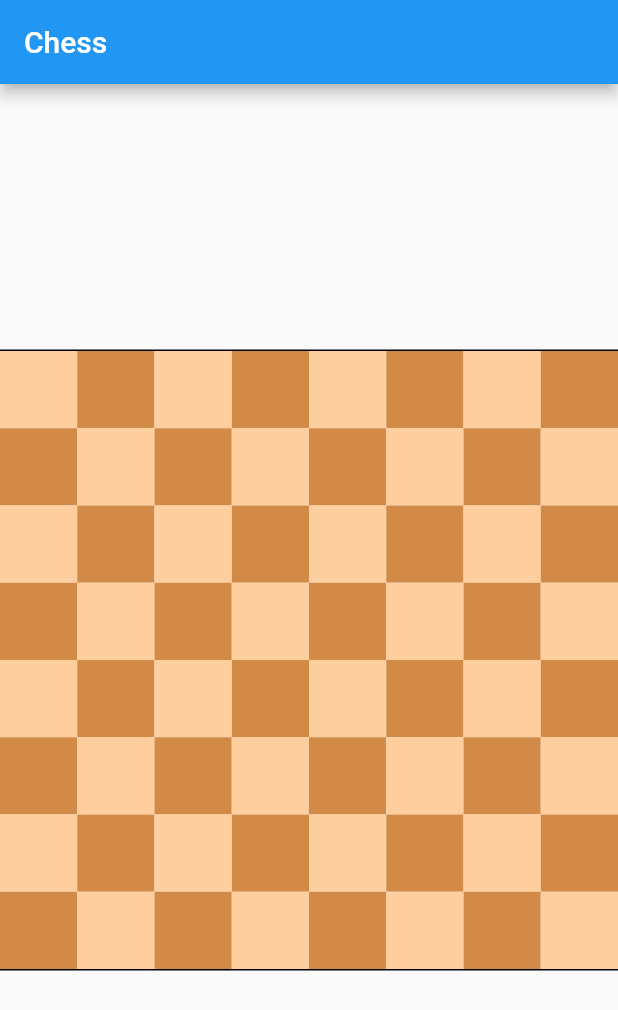
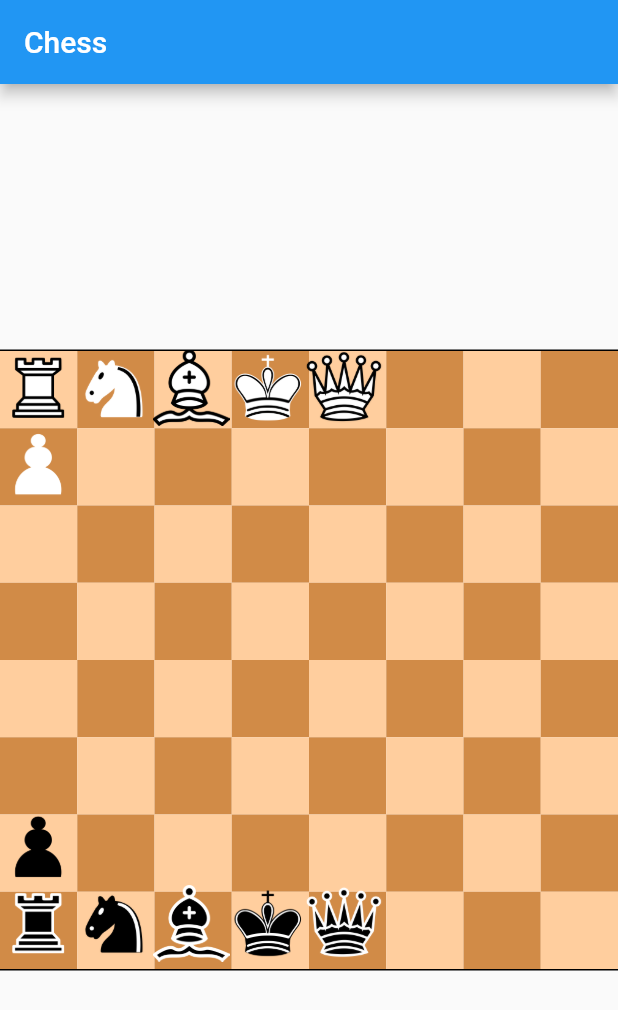
Before and after one commit to alexandrelipp/chess, a Flutter app: the screen it shows after launch, on a phone screen of 412 x 824 dp. Shown: the top 1010 px of the screen. Run offline on Flutter 3.47's test engine with Material 2 defaults, Android fonts, the phone set to English and light mode, and no system bars.

```diff
--- a/lib/screens/chessScreen.dart
+++ b/lib/screens/chessScreen.dart
@@ -4,19 +4,88 @@ import '../widgets/background.dart';
 class ChessScreen extends StatefulWidget {
   static const routeName = '/chessScreen';
 
-
-
   @override
   _ChessScreenState createState() => _ChessScreenState();
 }
 
 class _ChessScreenState extends State<ChessScreen> {
-   double _screenWidth;
+  Image _blackKing;
+  ColorFiltered _whiteKing;
+  Image _blackKnight;
+  ColorFiltered _whiteKnight;
+  Image _blackPon;
+  ColorFiltered _whitePon;
+  Image _whiteBishop;
+  ColorFiltered _blackBishop;
+  Image _whiteQueen;
+  ColorFiltered _blackQueen;
+  Image _whiteRook;
+  ColorFiltered _blackRook;
 
+  double _screenWidth;
+  double _squareSize;
+  var _isInit = false;
+
+  Image _image(String path) {
+    return Image.asset(
+      path,
+      width: _squareSize,
+      height: _squareSize,
+    );
+  }
+
+  ColorFiltered _inversedImage(Image child) {
+    return ColorFiltered(
+      colorFilter: ColorFilter.matrix([
+        -1, //RED
+        0,
+        0,
+        0,
+        255, //GREEN
+        0,
+        -1,
+        0,
+        0,
+        255, //BLUE
+        0,
+        0,
+        -1,
+        0,
+        255, //ALPHA
+        0,
+        0,
+        0,
+        1,
+        0,
+      ]),
+      child: child,
+    );
+  }
+
+  void _initImages() {
+    _blackKing = _image('assets/blackKing.png');
+    _whiteKing = _inversedImage(_blackKing);
+    _blackKnight = _image('assets/blackKnight.png');
+    _whiteKnight = _inversedImage(_blackKnight);
+    _blackPon = _image('assets/blackPon.png');
+    _whitePon = _inversedImage(_blackPon);
+    _whiteBishop = _image('assets/whiteBishop.png');
+    _blackBishop = _inversedImage(_whiteBishop);
+    _whiteQueen = _image('assets/whiteQueen.png');
+    _blackQueen = _inversedImage(_whiteQueen);
+    _whiteRook = _image('assets/whiteRook.png');
+    _blackRook = _inversedImage(_whiteRook);
+  }
 
   @override
   void didChangeDependencies() {
-    _screenWidth=MediaQuery.of(context).size.width;
+    if (!_isInit) {
+      _screenWidth = MediaQuery.of(context).size.width;
+      _squareSize = (_screenWidth / 8).floorToDouble();
+      _initImages();
+      _isInit = true;
+    }
+
     super.didChangeDependencies();
   }
 
@@ -26,7 +95,57 @@ class _ChessScreenState extends State<ChessScreen> {
       appBar: AppBar(
         title: Text('Chess'),
       ),
-      body: Center(child: BackGround(_screenWidth),),
+      body: Center(
+        child: Stack(children: [
+          BackGround(_screenWidth),
+          Positioned(child: _whiteRook),
+          Positioned(
+            left: _squareSize,
+            child: _whiteKnight,
+          ),
+          Positioned(
+            left: 2 * _squareSize,
+            child: _whiteBishop,
+          ),
+          Positioned(
+            left: 3 * _squareSize,
+            child: _whiteKing,
+          ),
+          Positioned(
+            left: 4 * _squareSize,
+            child: _whiteQueen,
+          ),
+          Positioned(
+            top: _squareSize,
+            child: _whitePon,
+          ),
+          Positioned(top: 7 * _squareSize, child: _blackRook),
+          Positioned(
+            top: 7 * _squareSize,
+            left: _squareSize,
+            child: _blackKnight,
+          ),
+          Positioned(
+            top: 7 * _squareSize,
+            left: 2 * _squareSize,
+            child: _blackBishop,
+          ),
+          Positioned(
+            top: 7 * _squareSize,
+            left: 3 * _squareSize,
+            child: _blackKing,
+          ),
+          Positioned(
+            top: 7 * _squareSize,
+            left: 4 * _squareSize,
+            child: _blackQueen,
+          ),
+          Positioned(
+            top: 6 * _squareSize,
+            child: _blackPon,
+          ),
+        ]),
+      ),
     );
   }
 }
--- a/pubspec.yaml
+++ b/pubspec.yaml
@@ -45,9 +45,8 @@ flutter:
   uses-material-design: true
 
   # To add assets to your application, add an assets section, like this:
-  # assets:
-  #   - images/a_dot_burr.jpeg
-  #   - images/a_dot_ham.jpeg
+  assets:
+    - assets/
 
   # An image asset can refer to one or more resolution-specific "variants", see
   # https://flutter.dev/assets-and-images/#resolution-aware.
```
Also changed, not shown: assets/blackKing.png (added), assets/blackKnight.png (added), assets/blackPon.png (added), assets/whiteBishop.png (added), assets/whiteQueen.png (added), assets/whiteRook.png (added), 1 other file.
